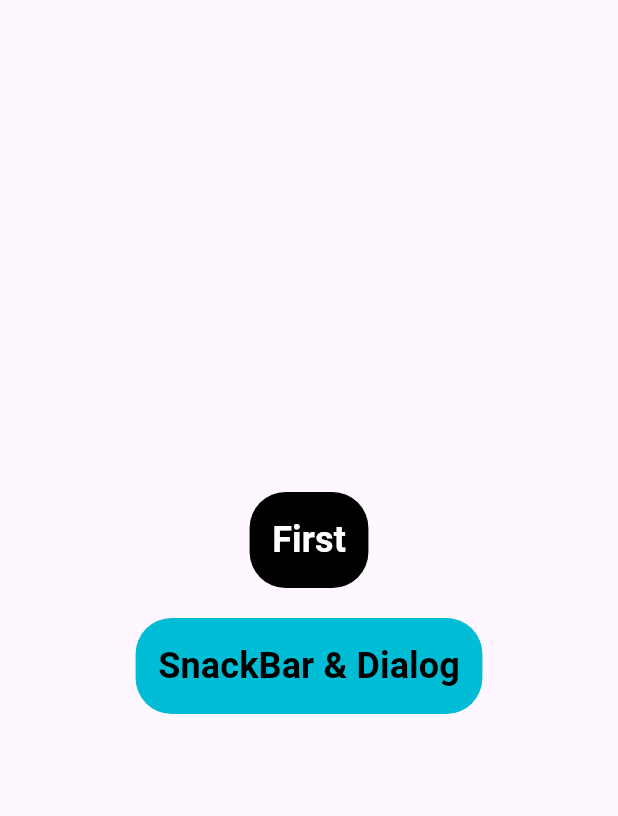
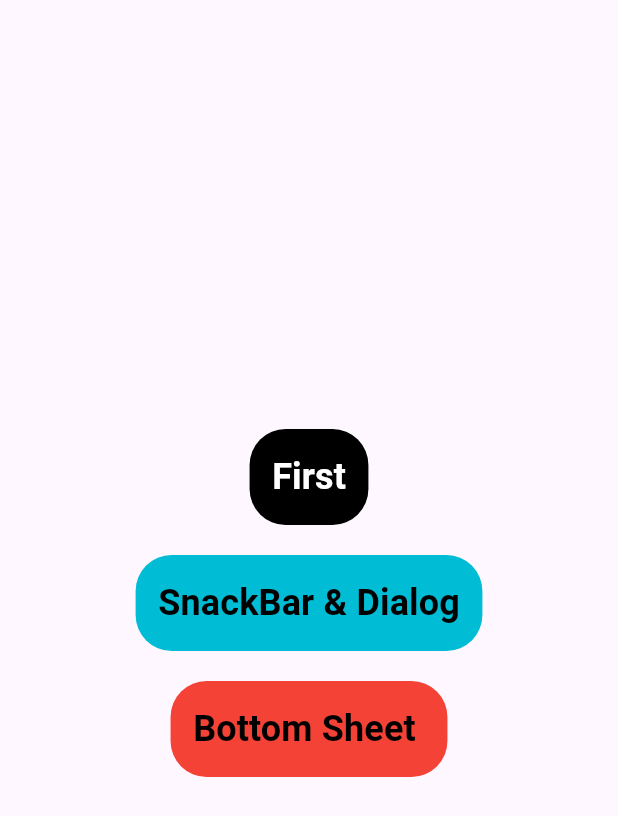
Before and after one commit to ukasyaaah/GetX-Flutter, a Flutter app: the screen it shows after launch, on a phone screen of 412 x 824 dp. Shown: the top 816 px of the screen. Run offline on Flutter 3.47's test engine with Material 3 defaults, Android fonts, the phone set to English and light mode, and no system bars; our stand-ins replace get.

Commit message:
Bottom Sheet

```diff
--- a/lib/main.dart
+++ b/lib/main.dart
@@ -1,3 +1,4 @@
+import 'package:belajar_getx/pages/bottomsheet_getx.dart';
 import 'package:belajar_getx/pages/first_getx.dart';
 import 'package:belajar_getx/pages/snackbar.dart';
 import 'package:belajar_getx/widgets/tebu.dart';
@@ -13,6 +14,7 @@
         // '/': (context) => const Home(),
         '/first': (context) => MyFirstGetX(),
         '/snack': (context) => const SnackbarGetX(),
+        '/bottom': (context) => BottomsheetGetx(),
       },
     ),
   );
@@ -46,6 +48,15 @@
               bgcolor: Colors.cyan,
             ),
             SizedBox(height: 20),
+            Tebu(
+              onPressed: () {
+                Navigator.of(context).pushNamed('/bottom');
+              },
+              text: 'Bottom Sheet ',
+              textColor: Colors.black,
+              bgcolor: Colors.red,
+            ),
+            SizedBox(height: 20),
           ],
         ),
       ),
```
Also changed, not shown: lib/pages/bottomsheet_getx.dart (added, +32 -0 lines).
